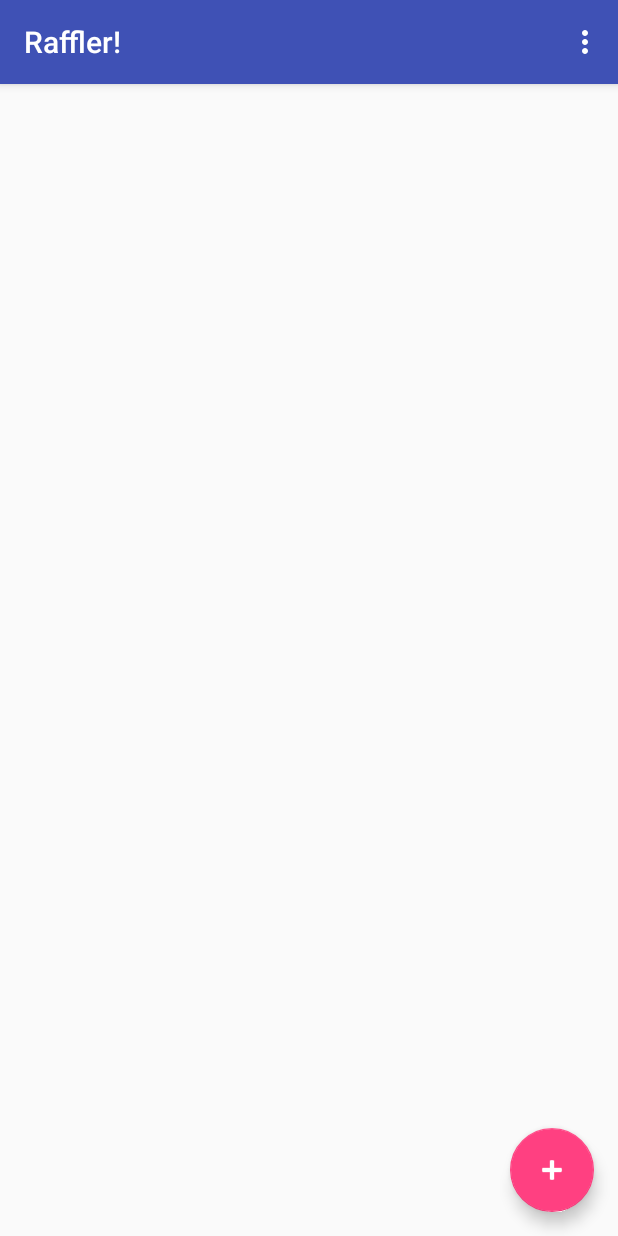
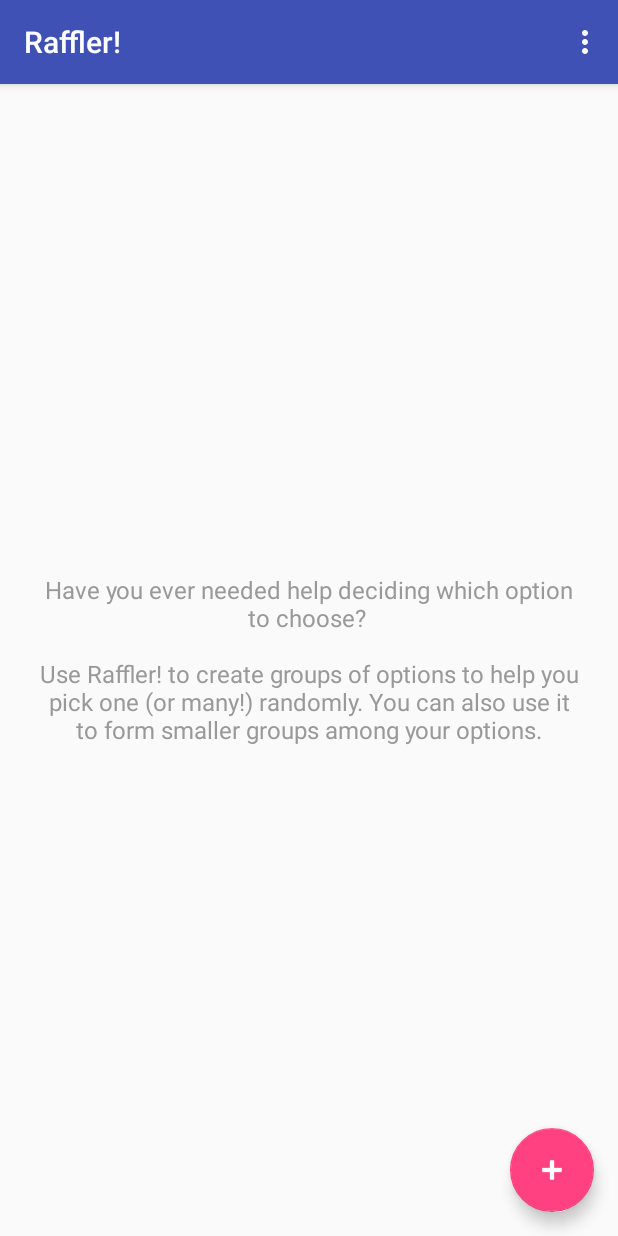
Before and after one commit to fibelatti/raffler, an Android app: the screen it shows after launch (MainActivity), on a phone screen of 412 x 824 dp. Run offline under Robolectric (Android 15) with nearby library versions, the phone set to English and light mode, and no system bars; our stand-ins replace ButterKnife.

Commit message:
Creating a placeholder for main activity when there are no groups

```diff
--- a/raffler/app/src/main/java/com/fibelatti/raffler/views/activities/MainActivity.java
+++ b/raffler/app/src/main/java/com/fibelatti/raffler/views/activities/MainActivity.java
@@ -11,6 +11,7 @@ import android.support.v7.widget.Toolbar;
 import android.view.Menu;
 import android.view.MenuItem;
 import android.view.View;
+import android.widget.TextView;
 
 import com.fibelatti.raffler.R;
 import com.fibelatti.raffler.db.Database;
@@ -33,6 +34,8 @@ public class MainActivity extends BaseActivity {
 
     @BindView(R.id.toolbar)
     Toolbar toolbar;
+    @BindView(R.id.placeholder)
+    TextView placeholder;
     @BindView(R.id.recycler_view)
     RecyclerView recyclerView;
     @BindView(R.id.fab)
@@ -53,6 +56,7 @@ public class MainActivity extends BaseActivity {
     public void onResume() {
         super.onResume();
         fetchData();
+        setUpValues();
     }
 
     @Override
@@ -116,6 +120,13 @@ public class MainActivity extends BaseActivity {
         });
     }
 
+    private void setUpValues() {
+        if (groupList.size() > 0) {
+            placeholder.setVisibility(View.GONE);
+            recyclerView.setVisibility(View.VISIBLE);
+        }
+    }
+
     private void fetchData() {
         groupList.clear();
         groupList.addAll(Database.groupDao.fetchAllGroups());
--- a/raffler/app/src/main/res/layout/activity_main.xml
+++ b/raffler/app/src/main/res/layout/activity_main.xml
@@ -9,11 +9,24 @@
 
     <include layout="@layout/toolbar_default" />
 
+    <TextView
+        android:id="@+id/placeholder"
+        android:layout_width="match_parent"
+        android:layout_height="match_parent"
+        android:gravity="center_vertical"
+        android:padding="@dimen/padding_large"
+        android:text="@string/hint_placeholder_main"
+        android:textAlignment="center"
+        android:textColor="@color/textPrimary"
+        android:textSize="@dimen/text_size_regular"
+        app:layout_behavior="@string/appbar_scrolling_view_behavior" />
+
     <android.support.v7.widget.RecyclerView
         android:id="@+id/recycler_view"
         android:layout_width="match_parent"
         android:layout_height="match_parent"
         android:scrollbars="vertical"
+        android:visibility="gone"
         app:layout_behavior="@string/appbar_scrolling_view_behavior" />
 
     <android.support.design.widget.FloatingActionButton
--- a/raffler/app/src/main/res/values/dimens.xml
+++ b/raffler/app/src/main/res/values/dimens.xml
@@ -10,8 +10,9 @@
     <dimen name="text_size_large">20sp</dimen>
     <dimen name="text_size_extra_large">24sp</dimen>
 
+    <dimen name="padding_small">10dp</dimen>
     <dimen name="padding_regular">16dp</dimen>
-    <dimen name="padding_small">10dp</dimen>
+    <dimen name="padding_large">24dp</dimen>
 
     <dimen name="margin_large">40dp</dimen>
 
--- a/raffler/app/src/main/res/values/strings.xml
+++ b/raffler/app/src/main/res/values/strings.xml
@@ -1,6 +1,7 @@
 <resources>
     <string name="app_name">Raffler!</string>
 
+    <!-- Main -->
     <string name="menu_settings">Settings</string>
 
     <string name="action_check_all">Check All</string>
@@ -29,6 +30,9 @@
 
     <string name="hint_group_activity_header">Choose which items to include in this raffle by toggling their checkboxes. Bulk edit using the menu.</string>
 
+    <string name="hint_placeholder_main">Have you ever needed help deciding which option to choose?
+        \n\nUse Raffler! to create groups of options to help you pick one (or many!) randomly. You can also use it to form smaller groups among your options.</string>
+
     <string name="msg_scs_group_save">Group saved!</string>
     <string name="msg_err_generic">Oops! Something went wrong. Please try again.</string>
     <string name="msg_err_name">Group must have a name</string>
```
